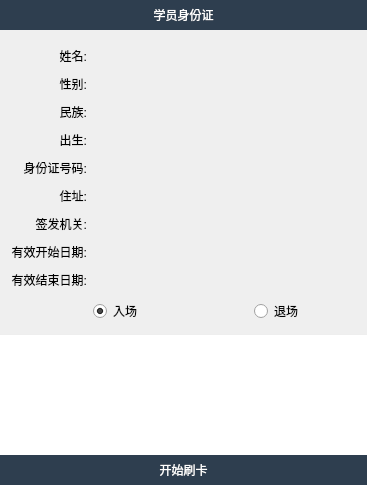
This is GKIDReader/gui/MainWidget.ui in xtuer/Qt as Qt 5 draws it before an edit. The edited form follows.
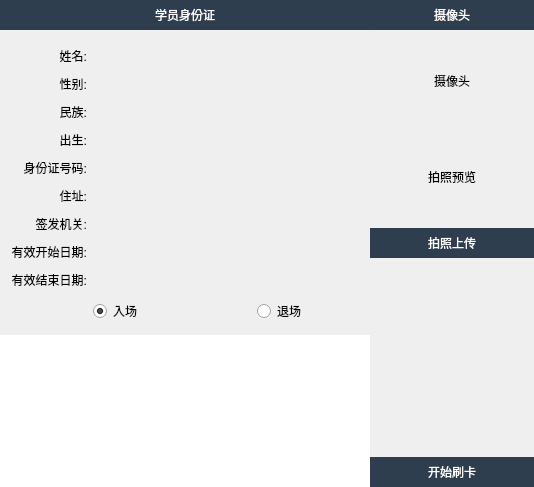
This is the edited form. Icons and pictures are not drawn.

Commit message: 上传身份证图片和摄像头预览

The edit to the form file:
```diff
--- a/GKIDReader/gui/MainWidget.ui
+++ b/GKIDReader/gui/MainWidget.ui
@@ -6,8 +6,8 @@
    <rect>
     <x>0</x>
     <y>0</y>
-    <width>367</width>
-    <height>464</height>
+    <width>534</width>
+    <height>487</height>
    </rect>
   </property>
   <property name="windowTitle">
@@ -80,7 +80,6 @@
 	text-align: center;
 	font-size: 16px;
 	min-height: 100px;
-	max-height: 100px;
 }
 
 #infoLabel[error=true] {
@@ -139,6 +138,26 @@
 .QPushButton:pressed {
 	color: #BBB;
 }
+
+#cameraWidget {
+	border-left: 1px solid #EEE;
+}
+
+#placeholderLabel, #previewLabel {
+	border: 1px solid #EEE;
+	margin-left: 2px;
+	margin-right: 2px;
+}
+
+#captureButton {
+	margin-left: 0px;
+	margin-right: 0px;
+}
+
+#cameraWidget {
+	border-bottom-right-radius: 4px;
+}
+
 </string>
   </property>
   <layout class="QGridLayout" name="gridLayout_4">
@@ -157,7 +176,7 @@
    <property name="spacing">
     <number>0</number>
    </property>
-   <item row="0" column="1" rowspan="2">
+   <item row="0" column="0">
     <widget class="QWidget" name="personWidget" native="true">
      <property name="class" stdset="0">
       <string>ContainerWidget</string>
@@ -422,7 +441,133 @@
      </layout>
     </widget>
    </item>
-   <item row="2" column="1">
+   <item row="0" column="1" rowspan="3">
+    <widget class="QWidget" name="cameraWidget" native="true">
+     <property name="minimumSize">
+      <size>
+       <width>150</width>
+       <height>0</height>
+      </size>
+     </property>
+     <property name="class" stdset="0">
+      <string>ContainerWidget</string>
+     </property>
+     <layout class="QVBoxLayout" name="verticalLayout_4">
+      <property name="leftMargin">
+       <number>0</number>
+      </property>
+      <property name="topMargin">
+       <number>0</number>
+      </property>
+      <property name="rightMargin">
+       <number>0</number>
+      </property>
+      <property name="bottomMargin">
+       <number>0</number>
+      </property>
+      <item>
+       <widget class="QPushButton" name="cameraLabel">
+        <property name="text">
+         <string>摄像头</string>
+        </property>
+        <property name="flat">
+         <bool>true</bool>
+        </property>
+        <property name="class" stdset="0">
+         <string>TitleLabel</string>
+        </property>
+       </widget>
+      </item>
+      <item>
+       <widget class="QLabel" name="placeholderLabel">
+        <property name="minimumSize">
+         <size>
+          <width>164</width>
+          <height>90</height>
+         </size>
+        </property>
+        <property name="maximumSize">
+         <size>
+          <width>160</width>
+          <height>90</height>
+         </size>
+        </property>
+        <property name="text">
+         <string>摄像头</string>
+        </property>
+        <property name="alignment">
+         <set>Qt::AlignCenter</set>
+        </property>
+       </widget>
+      </item>
+      <item>
+       <widget class="QLabel" name="previewLabel">
+        <property name="minimumSize">
+         <size>
+          <width>164</width>
+          <height>90</height>
+         </size>
+        </property>
+        <property name="maximumSize">
+         <size>
+          <width>164</width>
+          <height>90</height>
+         </size>
+        </property>
+        <property name="text">
+         <string>拍照预览</string>
+        </property>
+        <property name="alignment">
+         <set>Qt::AlignCenter</set>
+        </property>
+       </widget>
+      </item>
+      <item>
+       <widget class="QPushButton" name="captureButton">
+        <property name="text">
+         <string>拍照上传</string>
+        </property>
+       </widget>
+      </item>
+      <item>
+       <spacer name="verticalSpacer_2">
+        <property name="orientation">
+         <enum>Qt::Vertical</enum>
+        </property>
+        <property name="sizeHint" stdset="0">
+         <size>
+          <width>20</width>
+          <height>40</height>
+         </size>
+        </property>
+       </spacer>
+      </item>
+      <item>
+       <widget class="QPushButton" name="toggleReadButton">
+        <property name="minimumSize">
+         <size>
+          <width>0</width>
+          <height>30</height>
+         </size>
+        </property>
+        <property name="text">
+         <string>开始刷卡</string>
+        </property>
+        <property name="checkable">
+         <bool>false</bool>
+        </property>
+        <property name="checked">
+         <bool>false</bool>
+        </property>
+        <property name="flat">
+         <bool>true</bool>
+        </property>
+       </widget>
+      </item>
+     </layout>
+    </widget>
+   </item>
+   <item row="1" column="0">
     <widget class="QLabel" name="infoLabel">
      <property name="sizePolicy">
       <sizepolicy hsizetype="Preferred" vsizetype="Expanding">
@@ -439,7 +584,7 @@
      <property name="maximumSize">
       <size>
        <width>400</width>
-       <height>121</height>
+       <height>16777215</height>
       </size>
      </property>
      <property name="text">
@@ -453,28 +598,6 @@
      </property>
     </widget>
    </item>
-   <item row="3" column="1">
-    <widget class="QPushButton" name="toggleReadButton">
-     <property name="minimumSize">
-      <size>
-       <width>0</width>
-       <height>30</height>
-      </size>
-     </property>
-     <property name="text">
-      <string>开始刷卡</string>
-     </property>
-     <property name="checkable">
-      <bool>false</bool>
-     </property>
-     <property name="checked">
-      <bool>false</bool>
-     </property>
-     <property name="flat">
-      <bool>true</bool>
-     </property>
-    </widget>
-   </item>
   </layout>
  </widget>
  <layoutdefault spacing="6" margin="11"/>
```
Left out of the diff: 2 changed lines with no effect on the pictures. The commit also changes 43 other files.
